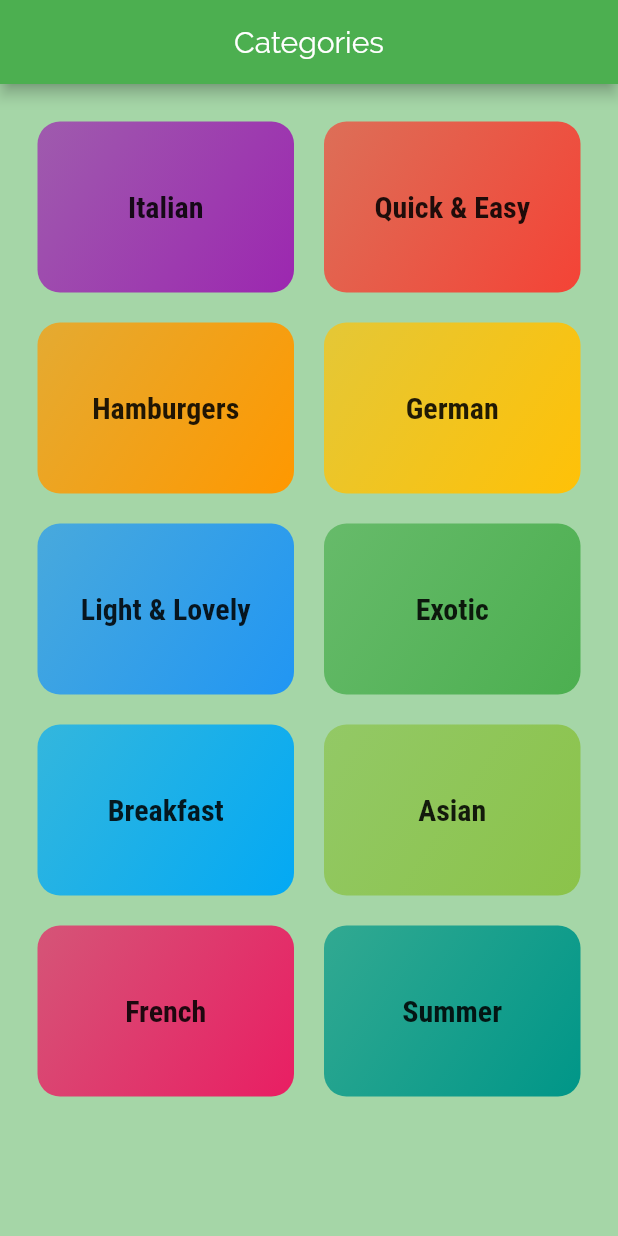
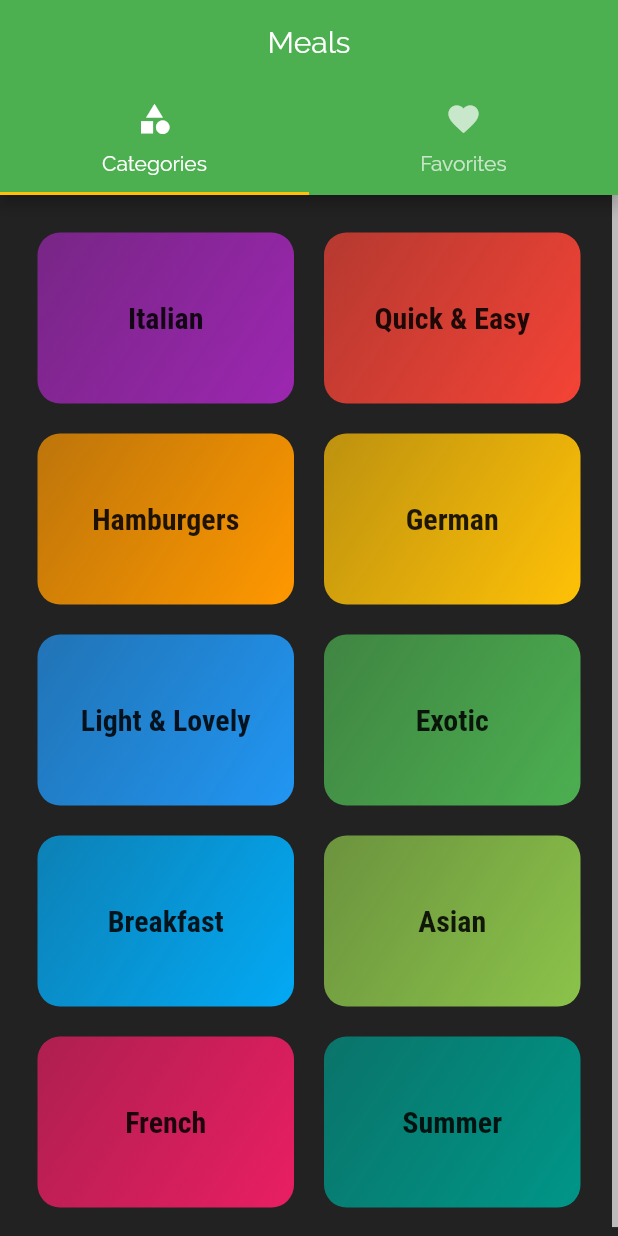
Before and after one commit to devesh0605/flutterMeals, a Flutter app: the screen it shows after launch, on a phone screen of 412 x 824 dp. Run offline on Flutter 3.47's test engine with Material 2 defaults, Android fonts, the light colour scheme and no system bars.

Commit message:
added tabbar

```diff
--- a/lib/main.dart
+++ b/lib/main.dart
@@ -1,6 +1,7 @@
 import 'package:flutter/material.dart';
 import 'package:flutter_meals/screens/categories.dart';
 import 'package:flutter_meals/screens/category_meals.dart';
+import 'package:flutter_meals/screens/tabs_screen.dart';
 
 void main() => runApp(MyApp());
 
@@ -31,12 +32,12 @@ class MyApp extends StatelessWidget {
             )),
       ),
       debugShowCheckedModeBanner: false,
-      //home: CategoriesScreen(),
-      initialRoute: '/',
-      routes: {
-        '/': (context) => CategoriesScreen(),
-        CategoryMeals.routeName: (context) => CategoryMeals(),
-      },
+      home: TabScreen(),
+      //initialRoute: '/',
+      // routes: {
+      //   '/': (context) => CategoriesScreen(),
+      //   CategoryMeals.routeName: (context) => CategoryMeals(),
+      // },
       // onGenerateRoute: (settings) {
       //   print(settings.arguments);
       //   if (settings.name=='/abc'){
--- a/lib/screens/categories.dart
+++ b/lib/screens/categories.dart
@@ -5,12 +5,7 @@ import 'package:flutter_meals/widgets/category_item.dart';
 class CategoriesScreen extends StatelessWidget {
   @override
   Widget build(BuildContext context) {
-    return Scaffold(
-      backgroundColor: Colors.green[200],
-      appBar: AppBar(
-        title: Text('Categories'),
-      ),
-      body: Scrollbar(
+    return Scrollbar(
       showTrackOnHover: true,
       isAlwaysShown: true,
       child: GridView(
@@ -30,7 +25,6 @@ class CategoriesScreen extends StatelessWidget {
           mainAxisSpacing: 20,
         ),
       ),
-      ),
     );
   }
 }
--- /dev/null
+++ b/lib/screens/favorites.dart
@@ -0,0 +1,13 @@
+import 'package:flutter/material.dart';
+
+class Favorites extends StatelessWidget {
+  @override
+  Widget build(BuildContext context) {
+    return Center(
+      child: Text(
+        'Favorites',
+        style: TextStyle(color: Colors.white),
+      ),
+    );
+  }
+}
--- a/lib/screens/meal_deatail.dart
+++ b/lib/screens/meal_deatail.dart
@@ -116,6 +116,7 @@ class MealDetail extends StatelessWidget {
           ],
         ),
       ),
+      backgroundColor: Colors.lightGreen[400],
     );
   }
 }
--- /dev/null
+++ b/lib/screens/tabs_screen.dart
@@ -0,0 +1,41 @@
+import 'package:flutter/material.dart';
+import 'package:flutter_meals/screens/categories.dart';
+import 'package:flutter_meals/screens/favorites.dart';
+
+class TabScreen extends StatefulWidget {
+  @override
+  _TabScreenState createState() => _TabScreenState();
+}
+
+class _TabScreenState extends State<TabScreen> {
+  @override
+  Widget build(BuildContext context) {
+    return DefaultTabController(
+      length: 2,
+      child: Scaffold(
+        backgroundColor: Colors.black87,
+        appBar: AppBar(
+          title: Text('Meals'),
+          bottom: TabBar(
+            tabs: [
+              Tab(
+                icon: Icon(Icons.category),
+                text: 'Categories',
+              ),
+              Tab(
+                icon: Icon(Icons.favorite),
+                text: 'Favorites',
+              )
+            ],
+          ),
+        ),
+        body: TabBarView(
+          children: [
+            CategoriesScreen(),
+            Favorites(),
+          ],
+        ),
+      ),
+    );
+  }
+}
```
Also changed, not shown: lib/screens/category_meals.dart (+8 -8 lines), lib/widgets/category_item.dart (+15 -15 lines). Lines whose indentation alone changed are shown as unchanged.
